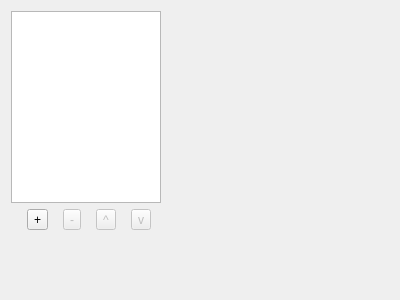
Above: src/plugins/projectexplorer/buildstepspage.ui from qt-creator/qt-creator before the change. Below: the same form after it.
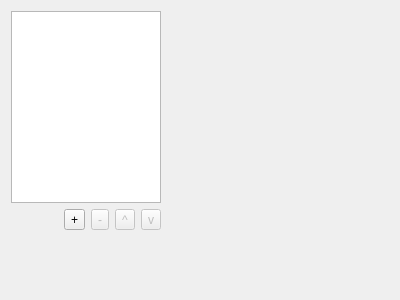
That is the form after the change.

```diff
--- a/src/plugins/projectexplorer/buildstepspage.ui
+++ b/src/plugins/projectexplorer/buildstepspage.ui
@@ -45,11 +45,20 @@
      </item>
      <item>
       <layout class="QHBoxLayout" name="horizontalLayout_2">
+       <property name="spacing">
+        <number>-1</number>
+       </property>
        <item>
         <spacer name="horizontalSpacer">
          <property name="orientation">
           <enum>Qt::Horizontal</enum>
          </property>
+         <property name="sizeHint" stdset="0">
+          <size>
+           <width>0</width>
+           <height>0</height>
+          </size>
+         </property>
         </spacer>
        </item>
        <item>
```
